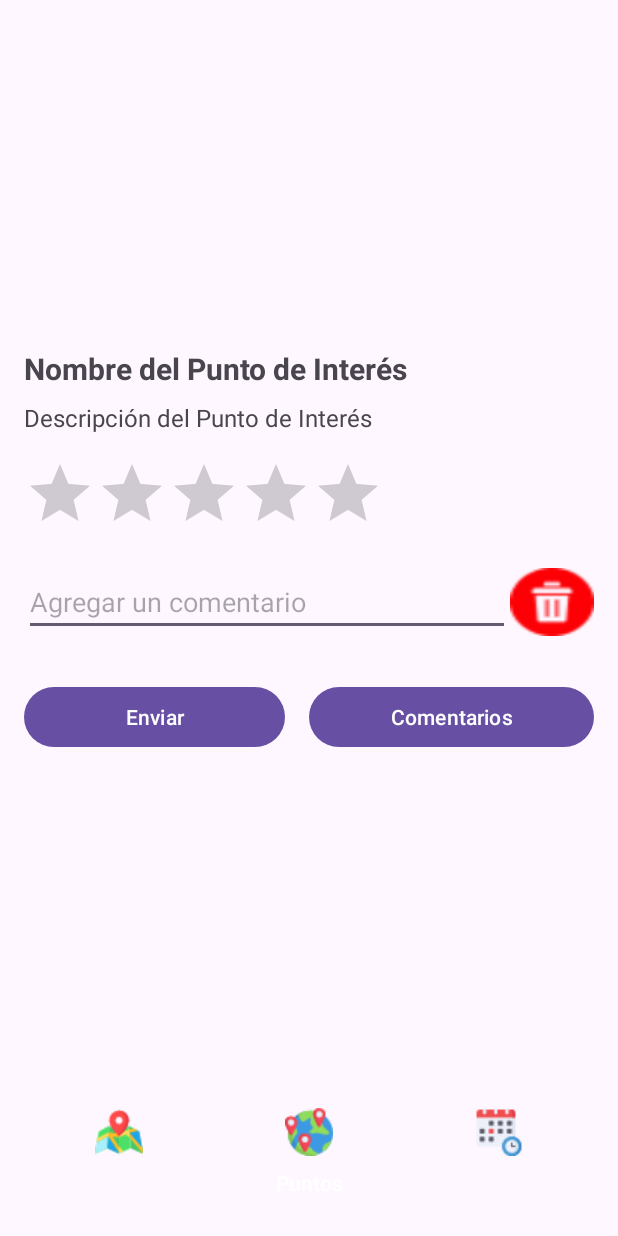
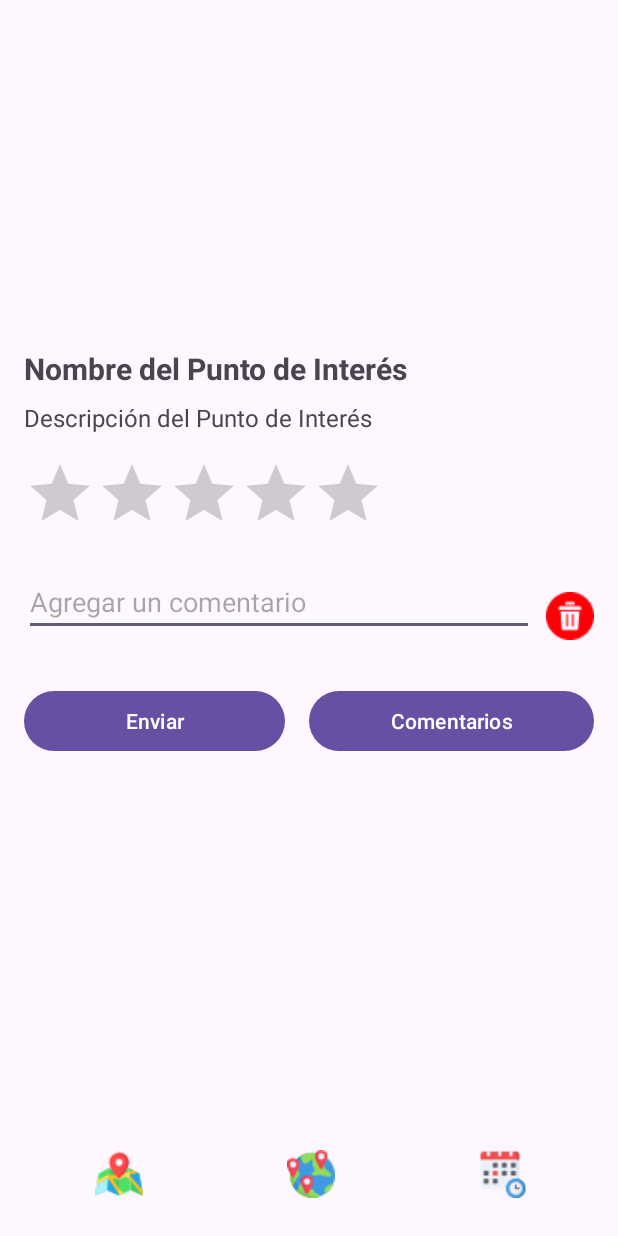
Before and after one commit to juancIdrovo/cuencaNanAndroid, an Android app: the RatePuntoDeInteresActivity screen opened directly, with no data from a screen before it, on a phone screen of 412 x 824 dp. Run offline under Robolectric (Android 15) with nearby library versions, the phone set to English and light mode, and no system bars; our stand-ins replace Volley; pictures from the network do not load; 1 statement that could not run was skipped.

Commit message:
cambios
foro rate

```diff
--- a/app/src/main/res/layout/activity_rate_punto_de_interes.xml
+++ b/app/src/main/res/layout/activity_rate_punto_de_interes.xml
@@ -49,14 +49,27 @@
             android:layout_weight="1"
             android:hint="Agregar un comentario" />
 
-        <ImageButton
-            android:id="@+id/delete_button"
-            android:layout_width="56dp"
-            android:layout_height="match_parent"
-            android:tooltipText="Borrar comentario"
-            android:background="@drawable/borrar32"
-            android:text="" />
+        <LinearLayout
+            android:layout_width="32dp"
+            android:layout_height="wrap_content"
+            android:layout_marginTop="16dp"
+            android:layout_marginStart="8dp"
+            android:orientation="horizontal">
+
+            <ImageButton
+                android:id="@+id/delete_button"
+                android:layout_width="match_parent"
+                android:layout_height="match_parent"
+                android:background="@drawable/borrar32"
+                android:text=""
+                android:tooltipText="Borrar comentario" />
+
+        </LinearLayout>
+
+
     </LinearLayout>
+
+
 
     <!-- Spacer to push footer to the bottom -->
     <LinearLayout
@@ -92,8 +105,8 @@
     <!-- Footer con botones -->
     <LinearLayout
         android:id="@+id/footer_layout"
-        android:layout_width="match_parent"
-        android:layout_height="wrap_content"
+        android:layout_width="383dp"
+        android:layout_height="51dp"
         android:background="?attr/selectableItemBackground"
         android:gravity="center"
         android:orientation="horizontal">
```
Also changed, not shown: app/src/main/java/ec/tecAzuayM5a/cuencananandroid/RatePuntoDeInteresActivity.java (+18 -23 lines), app/src/main/res/layout/activity_post_foro.xml (+19 -8 lines).
